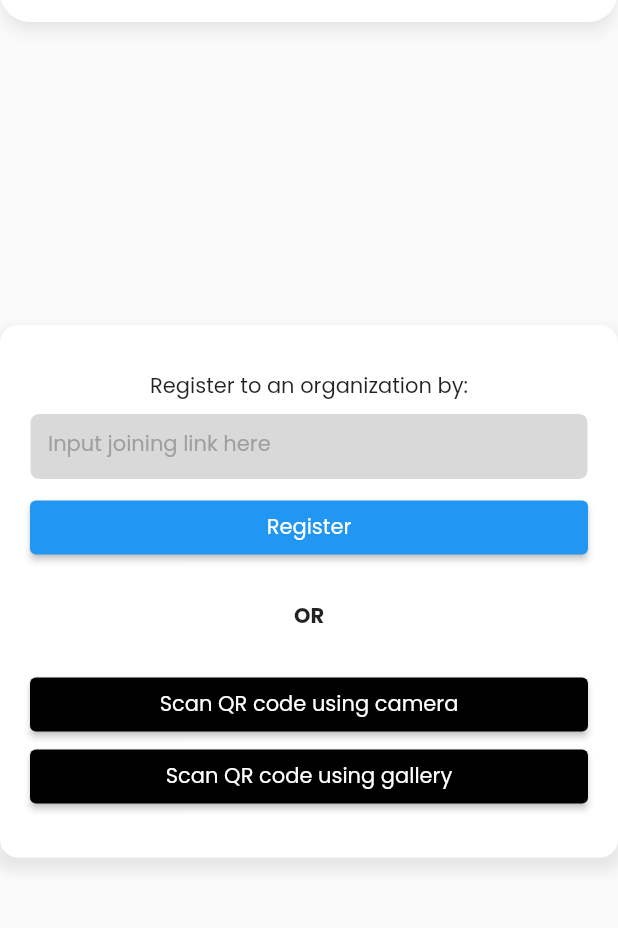
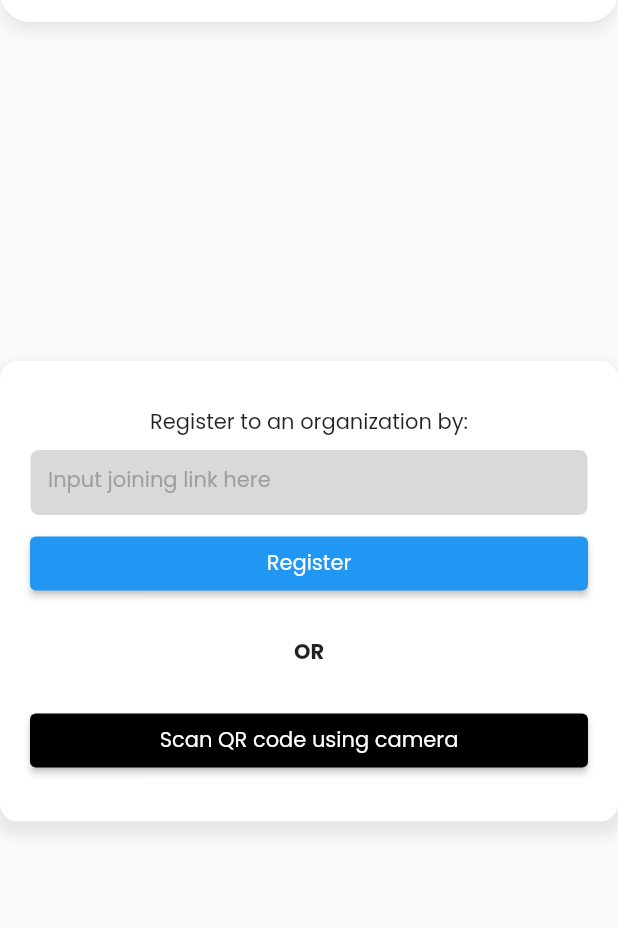
Before and after one commit to HafizuddinSharif/ecclesia_ui, a Flutter app: the RegisterPage screen opened by its route, on a phone screen of 412 x 824 dp, the part 98-1026 px from its top. Run offline on Flutter 3.47's test engine with Material 2 defaults, Android fonts, the phone set to English and light mode, and no system bars; our stand-ins replace bloc, equatable, fl_chart, flutter_bloc, go_router, image_picker; missing offline and left inert: mobile_scanner.

Commit message:
Remove QR code search from gallery

```diff
--- a/lib/client/screens/register_page.dart
+++ b/lib/client/screens/register_page.dart
@@ -16,6 +16,7 @@ class RegisterPage extends StatefulWidget {
 
 class _RegisterPageState extends State<RegisterPage> {
   XFile? _image;
+  // MobileScannerController controller = MobileScannerController();
 
   Future getImage(bool isCamera) async {
     XFile? image;
@@ -31,6 +32,15 @@ class _RegisterPageState extends State<RegisterPage> {
     setState(() {
       _image = image;
     });
+
+    // if (image != null) {
+    //   debugPrint("❤️❤️ Got image");
+    //   if (await controller.analyzeImage(image.path)) {
+    //     debugPrint("😊😊 There is a barcode");
+    //   } else {
+    //     debugPrint("😍😍 No barcode found");
+    //   }
+    // }
   }
 
   @override
@@ -156,18 +166,18 @@ class _RegisterPageState extends State<RegisterPage> {
                             'Scan QR code using camera',
                           ),
                         ),
-                        ElevatedButton(
-                          onPressed: () {
-                            debugPrint('Gallery Open');
-                            getImage(false);
-                          },
-                          style: ButtonStyle(
-                            backgroundColor: MaterialStateProperty.all(Colors.black),
-                          ),
-                          child: const Text(
-                            'Scan QR code using gallery',
-                          ),
-                        ),
+                        // ElevatedButton(
+                        //   onPressed: () {
+                        //     debugPrint('Gallery Open');
+                        //     getImage(false);
+                        //   },
+                        //   style: ButtonStyle(
+                        //     backgroundColor: MaterialStateProperty.all(Colors.black),
+                        //   ),
+                        //   child: const Text(
+                        //     'Scan QR code using gallery',
+                        //   ),
+                        // ),
                       ],
                     ),
                   ],
```
